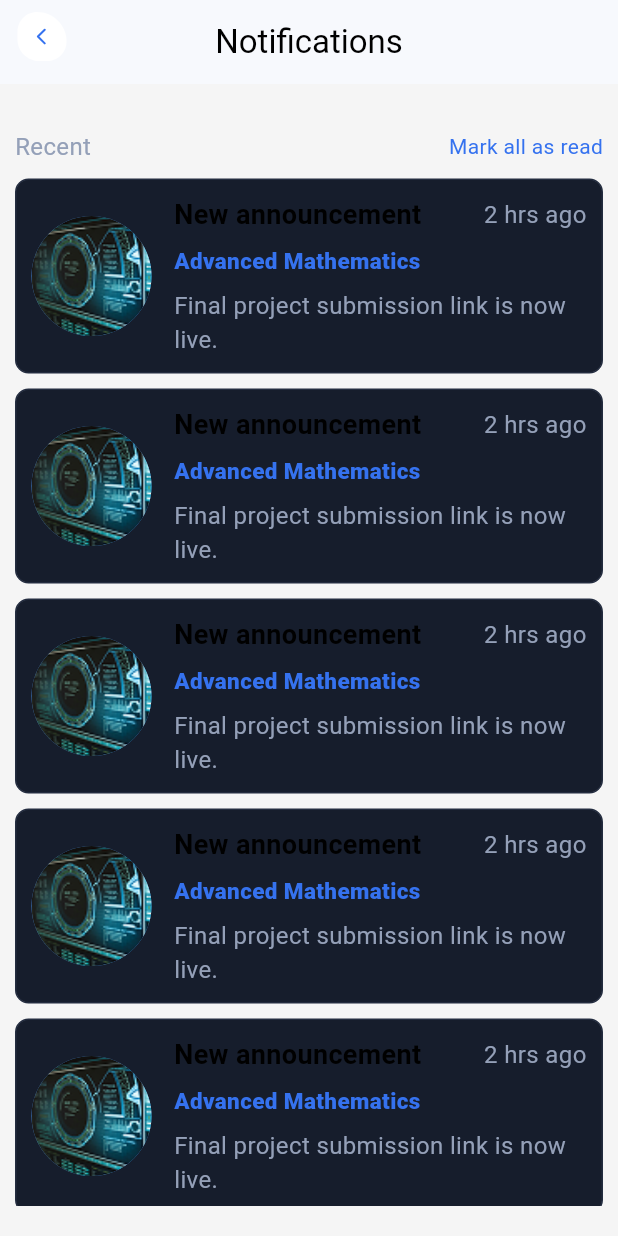
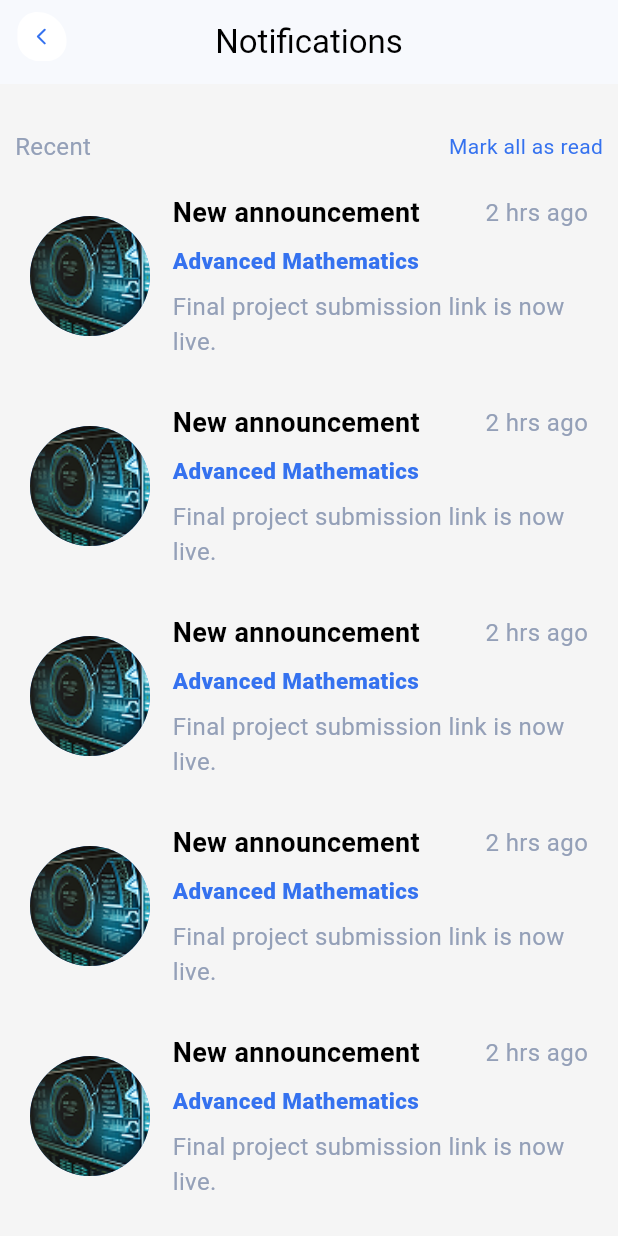
Before and after one commit to Mahmou-d6356567377/edumate, a Flutter app: the NotificationPage screen opened by its route, on a phone screen of 412 x 824 dp. Run offline on Flutter 3.47's test engine with Material 3 defaults, Android fonts, the phone set to English and light mode, and no system bars; our stand-ins replace bloc, dartz, dio, dots_indicator, file_picker, flutter_bloc and 12 more; missing offline and left inert: mobile_scanner, smart_auth; accounts and stored records are empty; project files that could hold a hidden picture were left out.

Commit message:
fixing themes

```diff
--- a/lib/features/home/widgets/notification_item_widget.dart
+++ b/lib/features/home/widgets/notification_item_widget.dart
@@ -13,7 +13,6 @@ class NotificationItemWidget extends StatelessWidget {
       height: 130,
       padding: const EdgeInsets.symmetric(horizontal: 10, vertical: 10),
       margin: const EdgeInsets.only(bottom: 10, left: 5, right: 5),
-      decoration: ConstContainerDecorations.darkmodeshadow(context),
       child: Row(
         mainAxisAlignment: MainAxisAlignment.start,
         children: [
@@ -29,7 +28,7 @@ class NotificationItemWidget extends StatelessWidget {
                 Row(
                   mainAxisAlignment: MainAxisAlignment.spaceBetween,
                   children: [
-                    Text('New announcement', style: Fonts.boldblackstyle18),
+                    Text('New announcement', style:  Theme.of(context).brightness == Brightness.light? Fonts.boldblackstyle18: Fonts.boldwhitestyle18,),
 
                     Text('2 hrs ago', style: Fonts.normalgreystyle16),
                   ],
```
